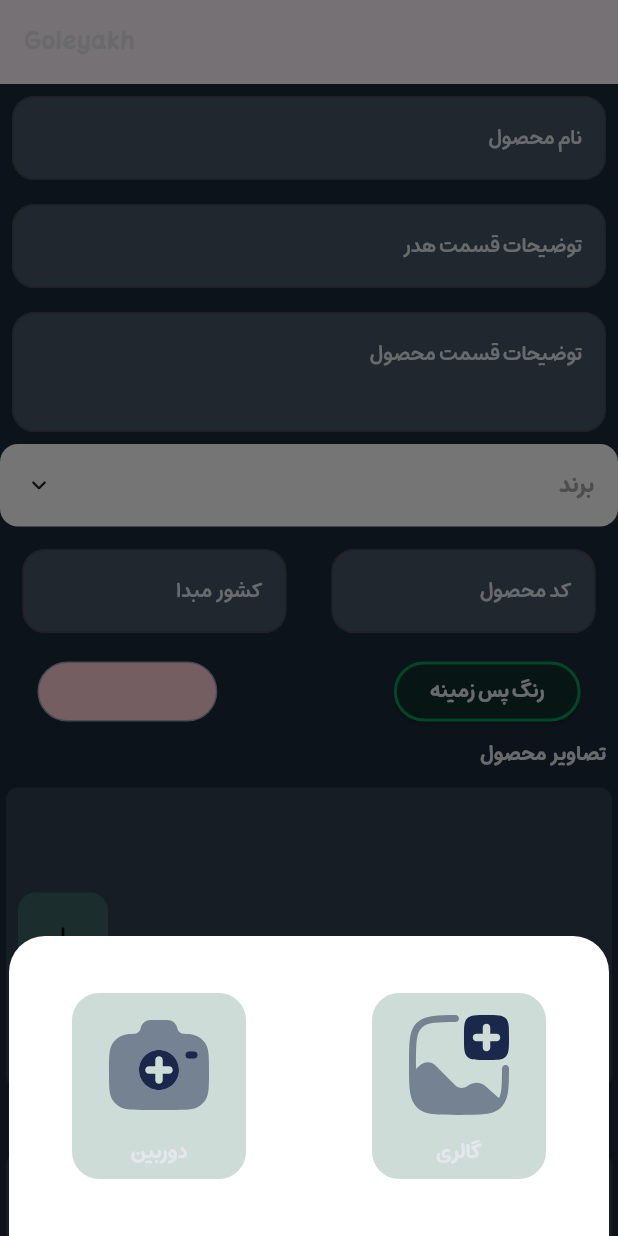
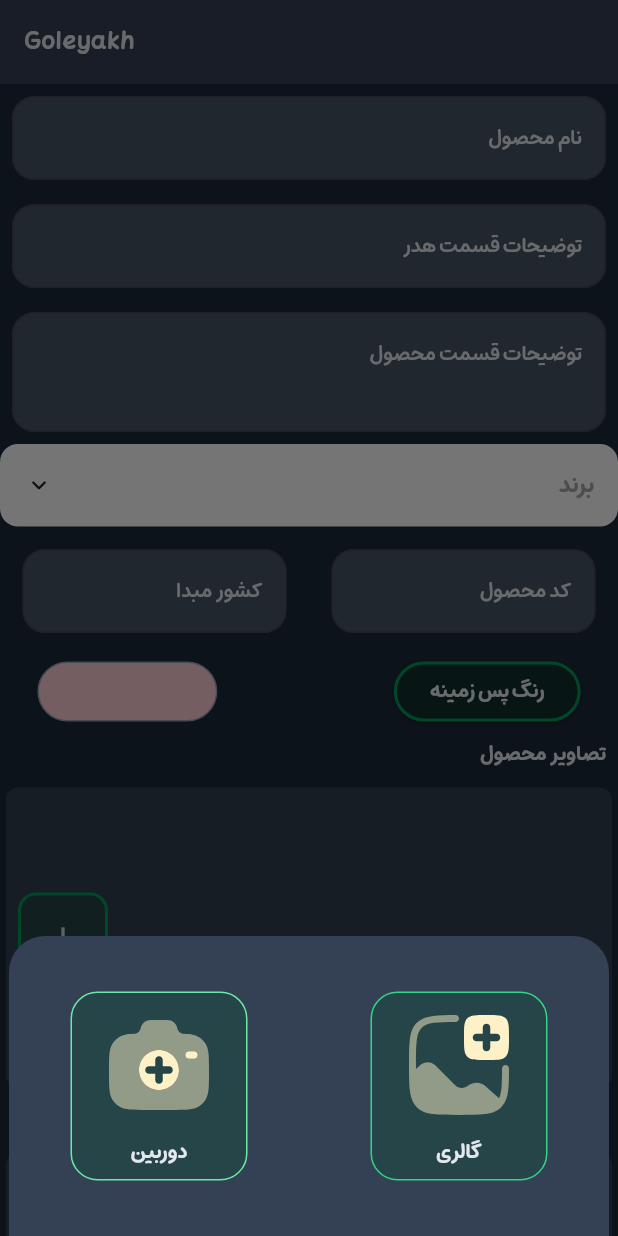
Before and after one commit to RaminBgrn/goleyakh_storys, a Flutter app: the screen it shows after launch, after a tap on the "add" icon, on a phone screen of 412 x 824 dp. Run offline on Flutter 3.47's test engine with Material 3 defaults, Android fonts, the light colour scheme and no system bars; drawn by our look-alikes of animated_custom_dropdown; our stand-ins replace flutter_svg, gap, get, image_picker; missing offline and left inert: flex_color_picker.

Commit message:
theme data update

```diff
--- a/lib/common/theme_manager.dart
+++ b/lib/common/theme_manager.dart
@@ -3,6 +3,7 @@
 
 class ThemeManager {
   static final ThemeData _myTheme = ThemeData(
+    primaryColor: myGrey[700],
     textTheme: TextTheme(
       labelLarge: TextStyle(fontFamily: 'mikhak', fontSize: 14, fontWeight: FontWeight.bold, color: myGrey[200]!),
       labelMedium: TextStyle(fontFamily: 'mikhak', fontSize: 12, fontWeight: FontWeight.w500, color: myGrey[200]!),
--- a/lib/home.dart
+++ b/lib/home.dart
@@ -1,6 +1,7 @@
 import 'package:flutter/material.dart';
 import 'package:goleyakh_storys/preview/screens/story_preview.dart';
 import 'package:goleyakh_storys/settings/screens/setting_page.dart';
+import 'package:goleyakh_storys/static/colors.dart';
 
 class Home extends StatelessWidget {
   const Home({super.key});
@@ -9,6 +10,7 @@
   Widget build(BuildContext context) {
     return Scaffold(
       appBar: AppBar(
+        backgroundColor: myGrey[700]!,
         title: Text(
           'Goleyakh',
           style: Theme.of(context).textTheme.bodyLarge,
--- a/lib/settings/controllers/image_controller.dart
+++ b/lib/settings/controllers/image_controller.dart
@@ -23,9 +23,9 @@
       Container(
         width: 400,
         height: 200,
-        decoration: const BoxDecoration(
-          color: Colors.white,
-          borderRadius: BorderRadius.only(
+        decoration: BoxDecoration(
+          color: myGrey[700],
+          borderRadius: const BorderRadius.only(
             topLeft: Radius.circular(24),
             topRight: Radius.circular(24),
           ),
@@ -41,12 +41,17 @@
                 padding: const EdgeInsets.symmetric(horizontal: 18, vertical: 8),
                 decoration: BoxDecoration(
                   borderRadius: BorderRadius.circular(18),
-                  color: myGreen[900]!.withOpacity(0.2),
+                  color: myGreen[900]!.withOpacity(0.3),
+                  border: Border.all(width: 1, color: myGreen[300]!),
                 ),
                 child: Column(mainAxisSize: MainAxisSize.min, children: [
                   SvgPicture.asset(
                     'svgs/camera.svg',
                     width: 80,
+                    colorFilter: ColorFilter.mode(
+                      myOrange[100]!,
+                      BlendMode.srcIn,
+                    ),
                   ),
                   const Gap(8),
                   const Text('دوربین')
@@ -61,12 +66,17 @@
                 padding: const EdgeInsets.symmetric(horizontal: 18, vertical: 8),
                 decoration: BoxDecoration(
                   borderRadius: BorderRadius.circular(18),
-                  color: myGreen[900]!.withOpacity(0.2),
+                  color: myGreen[900]!.withOpacity(0.3),
+                  border: Border.all(width: 1, color: myGreen[400]!),
                 ),
                 child: Column(mainAxisSize: MainAxisSize.min, children: [
                   SvgPicture.asset(
                     'svgs/gallery.svg',
                     width: 80,
+                    colorFilter: ColorFilter.mode(
+                      myOrange[100]!,
+                      BlendMode.srcIn,
+                    ),
                   ),
                   const Gap(8),
                   const Text('گالری')
--- a/lib/settings/screens/setting_page.dart
+++ b/lib/settings/screens/setting_page.dart
@@ -10,6 +10,7 @@
 import 'package:goleyakh_storys/settings/controllers/size_controller.dart';
 import 'package:goleyakh_storys/settings/models/drop_down_model.dart';
 import 'package:goleyakh_storys/settings/models/size_model.dart';
+import 'package:goleyakh_storys/settings/widgets/choose_size_dialog.dart';
 import 'package:goleyakh_storys/settings/widgets/image_item.dart';
 import 'package:goleyakh_storys/settings/widgets/size_items.dart';
 import 'package:goleyakh_storys/static/colors.dart';
@@ -199,10 +200,8 @@
                       builder: (clr) {
                         return ListView.builder(
                           shrinkWrap: true,
-
-                          itemCount: clr.getImageSelected.length + 1, // clr.getImageSelected.length,
+                          itemCount: clr.getImageSelected.length + 1,
                           scrollDirection: Axis.horizontal,
-
                           itemBuilder: (context, index) {
                             return (clr.getImageSelected.length == index || clr.getImageSelected.isEmpty)
                                 ? GestureDetector(
@@ -220,9 +219,16 @@
                                       ),
                                       decoration: BoxDecoration(
                                         borderRadius: BorderRadius.circular(12),
-                                        color: myGreen[300]!.withOpacity(0.2),
+                                        color: myGreen[900]!.withOpacity(0.3),
+                                        border: Border.all(
+                                          width: 2,
+                                          color: myGreen[600]!,
+                                        ),
                                       ),
-                                      child: const Icon(Icons.add),
+                                      child: Icon(
+                                        Icons.add,
+                                        color: myGrey[300]!,
+                                      ),
                                     ),
                                   )
                                 : ImageItem(
@@ -268,7 +274,9 @@
                     itemBuilder: (context, index) {
                       return (clr.getSizeModel.length == index || clr.getSizeModel.isEmpty)
                           ? GestureDetector(
-                              onTap: () {},
+                              onTap: () {
+                                MyCustomDialogs.chooseSize();
+                              },
                               child: Container(
                                 width: 60,
                                 height: 60,
@@ -285,6 +293,10 @@
                                     width: 2,
                                     color: myGreen[600]!,
                                   ),
+                                ),
+                                child: Icon(
+                                  Icons.add,
+                                  color: myGrey[300]!,
                                 ),
                               ),
                             )
--- a/lib/settings/widgets/image_item.dart
+++ b/lib/settings/widgets/image_item.dart
@@ -23,7 +23,7 @@
           margin: const EdgeInsets.all(4),
           decoration: BoxDecoration(
             borderRadius: BorderRadius.circular(12),
-            color: Colors.white,
+            color: myGrey[700],
           ),
           child: Stack(
             children: [
```
Also changed, not shown: lib/settings/widgets/choose_size_dialog.dart (+17 -6 lines).
